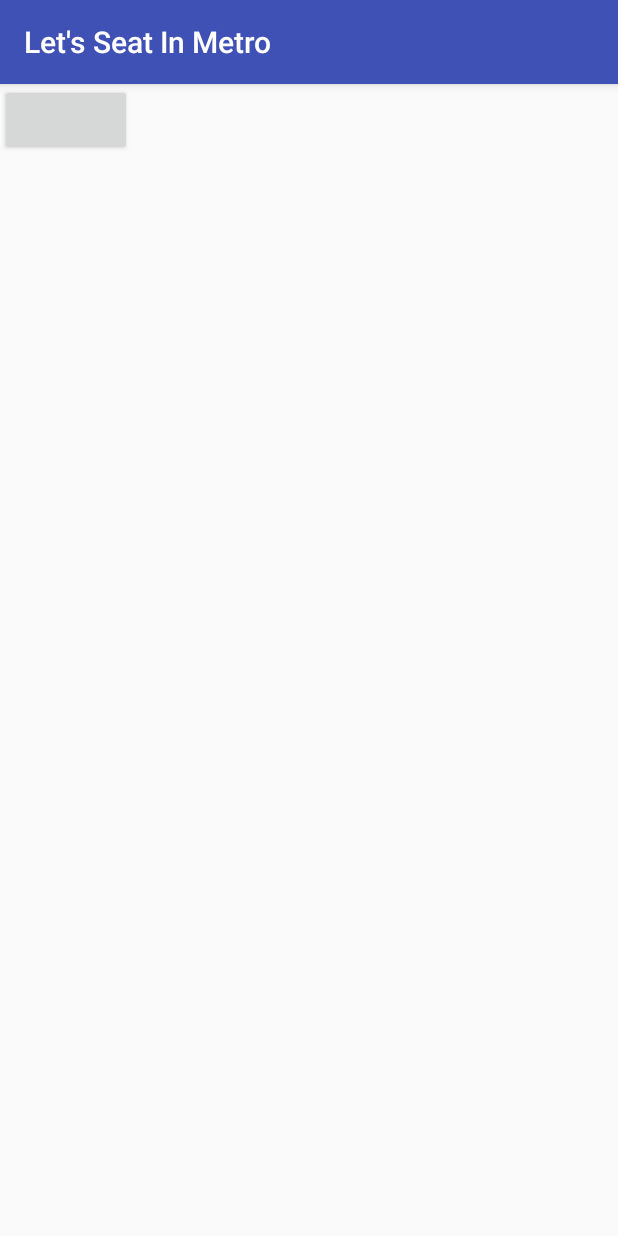
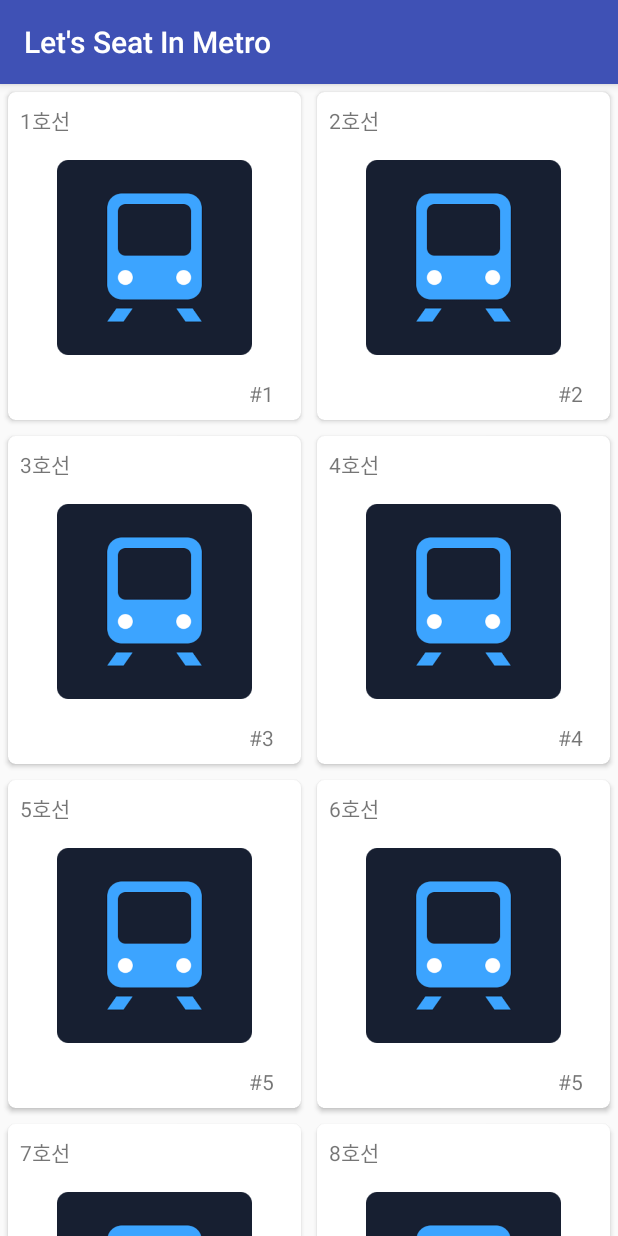
Before and after one commit to zakartayo/LetsSeatInMetro, an Android app: the screen it shows after launch (MainActivity), on a phone screen of 412 x 824 dp. Run offline under Robolectric (Android 15) with nearby library versions, the phone set to English and light mode, and no system bars.

Commit message:
이미지 넣어야 진행가능할듯. 두번째 커밋

```diff
--- a/app/build.gradle
+++ b/app/build.gradle
@@ -20,11 +20,11 @@ android {
 }
 
 dependencies {
-    implementation fileTree(dir: 'libs', include: ['*.jar'])
+    implementation fileTree(include: ['*.jar'], dir: 'libs')
     implementation 'com.android.support:appcompat-v7:26.1.0'
     implementation 'com.android.support.constraint:constraint-layout:1.0.2'
     testImplementation 'junit:junit:4.12'
     androidTestImplementation 'com.android.support.test:runner:1.0.1'
-
-
+    implementation 'com.android.support:recyclerview-v7:26.1.0'
+    implementation 'com.android.support:cardview-v7:26.1.0'
 }
--- a/app/src/main/AndroidManifest.xml
+++ b/app/src/main/AndroidManifest.xml
@@ -1,8 +1,10 @@
 <?xml version="1.0" encoding="utf-8"?>
 <manifest xmlns:android="http://schemas.android.com/apk/res/android"
     package="com.example.letsseatinmetro">
-    <uses-permission android:name="android.permission.INTERNET"/>
-    <uses-permission android:name="android.permission.ACCESS_NETWORK_STATE"/>
+
+    <uses-permission android:name="android.permission.INTERNET" />
+    <uses-permission android:name="android.permission.ACCESS_NETWORK_STATE" />
+
     <application
         android:allowBackup="true"
         android:icon="@mipmap/ic_launcher"
@@ -17,6 +19,7 @@
                 <category android:name="android.intent.category.LAUNCHER" />
             </intent-filter>
         </activity>
+        <activity android:name=".LineActivity"></activity>
     </application>
 
 </manifest>
--- /dev/null
+++ b/app/src/main/java/com/example/letsseatinmetro/LineActivity.java
@@ -0,0 +1,18 @@
+package com.example.letsseatinmetro;
+
+import android.content.Intent;
+import android.support.v7.app.AppCompatActivity;
+import android.os.Bundle;
+import android.widget.Toast;
+
+public class LineActivity extends AppCompatActivity {
+
+    @Override
+    protected void onCreate(Bundle savedInstanceState) {
+        super.onCreate(savedInstanceState);
+        setContentView(R.layout.activity_line);
+        Intent intent = getIntent();
+        Toast.makeText(getApplicationContext(),intent.getStringExtra("lineName") , Toast.LENGTH_LONG).show();
+
+    }
+}
--- a/app/src/main/java/com/example/letsseatinmetro/MainActivity.java
+++ b/app/src/main/java/com/example/letsseatinmetro/MainActivity.java
@@ -4,6 +4,9 @@ import android.app.ProgressDialog;
 import android.os.AsyncTask;
 import android.support.v7.app.AppCompatActivity;
 import android.os.Bundle;
+import android.support.v7.widget.GridLayoutManager;
+import android.support.v7.widget.LinearLayoutManager;
+import android.support.v7.widget.RecyclerView;
 import android.util.Log;
 import android.view.View;
 import android.widget.Button;
@@ -14,26 +17,49 @@ import org.json.JSONArray;
 import org.json.JSONObject;
 
 import java.lang.ref.WeakReference;
+import java.util.ArrayList;
 
 public class MainActivity extends AppCompatActivity {
-    public static TextView textView;
-    public Button btn;
-    public Remote remote;
+    //public static TextView textView;
+   // public Button btn;
     @Override
     protected void onCreate(Bundle savedInstanceState) {
         super.onCreate(savedInstanceState);
         setContentView(R.layout.activity_main);
-        remote = new Remote(getApplicationContext());
-        btn = (Button) findViewById(R.id.button);
-        textView = (TextView) findViewById(R.id.textView);
-        Log.d("aaa", "aaa");
 
+       /*btn = (Button) findViewById(R.id.button);
+        /extView = (TextView) findViewById(R.id.textView);
         btn.setOnClickListener(new View.OnClickListener() {
             @Override
             public void onClick(View v) {
                 getApi();
             }
-        });
+        });*/
+
+        RecyclerView recyclerView = (RecyclerView) findViewById(R.id.recyclerview);
+        GridLayoutManager layoutManager = new GridLayoutManager(getApplicationContext(),2);
+        recyclerView.setHasFixedSize(true);
+        recyclerView.setLayoutManager(layoutManager);
+
+        ArrayList<MainCardItem> items = new ArrayList<>();
+        MainCardItem[] item = new MainCardItem[10];
+        item[0] = new MainCardItem("1호선", R.drawable.metro, "#1");
+        item[1] = new MainCardItem("2호선",R.drawable.metro, "#2");
+        item[2] = new MainCardItem("3호선",R.drawable.metro, "#3");
+        item[3] = new MainCardItem("4호선",R.drawable.metro, "#4");
+        item[4] = new MainCardItem("5호선",R.drawable.metro, "#5");
+        item[5] = new MainCardItem("6호선",R.drawable.metro, "#5");
+        item[6] = new MainCardItem("7호선",R.drawable.metro, "#5");
+        item[7] = new MainCardItem("8호선",R.drawable.metro, "#5");
+        item[8] = new MainCardItem("9호선",R.drawable.metro, "#5");
+        item[9] = new MainCardItem("10호선",R.drawable.metro, "#5");
+
+
+        for (int i = 0; i < 10; i++) {
+            items.add(item[i]);
+        }
+
+        recyclerView.setAdapter(new MainRecyclerAdapter(getApplicationContext(), items, R.layout.activity_main));
     }
 
     public void getApi(){
@@ -69,7 +95,7 @@ public class MainActivity extends AppCompatActivity {
 
             }catch (Exception e ){}
 
-            textView.setText(sb.toString());
+            //textView.setText(sb.toString());
         }
 
         @Override
--- /dev/null
+++ b/app/src/main/java/com/example/letsseatinmetro/MainCardItem.java
@@ -0,0 +1,36 @@
+package com.example.letsseatinmetro;
+
+/**
+ * Created by Yong on 2018-03-03.
+ */
+
+public class MainCardItem {
+    private String lineName;
+    private int lineColor;
+    private String lineRange;
+
+    public MainCardItem(String lineName, int lineColor, String lineRange){
+        this.lineName = lineName;
+        this.lineColor = lineColor;
+        this.lineRange = lineRange;
+    }
+
+    public void setLineName(String lineName){
+        this.lineName = lineName;
+    }
+    public String getLineName(){
+        return this.lineName;
+    }
+    public void setLineColor(int lineColor){
+        this.lineColor = lineColor;
+    }
+    public int getLineColor(){
+        return this.lineColor;
+    }
+    public void setLineRange(String lineRange){
+        this.lineRange = lineRange;
+    }
+    public  String getLineRange(){
+        return this.lineRange;
+    }
+}
--- /dev/null
+++ b/app/src/main/java/com/example/letsseatinmetro/MainRecyclerAdapter.java
@@ -0,0 +1,72 @@
+package com.example.letsseatinmetro;
+
+import android.content.Context;
+import android.content.Intent;
+import android.support.v7.widget.CardView;
+import android.support.v7.widget.RecyclerView;
+import android.view.LayoutInflater;
+import android.view.View;
+import android.view.ViewGroup;
+import android.widget.ImageView;
+import android.widget.TextView;
+
+import java.util.ArrayList;
+
+/**
+ * Created by Yong on 2018-03-03.
+ */
+
+public class MainRecyclerAdapter extends RecyclerView.Adapter<MainRecyclerAdapter.ViewHolder> {
+    Context context;
+    ArrayList<MainCardItem> items;
+    int item_layout;
+
+    public MainRecyclerAdapter(Context context, ArrayList<MainCardItem> items, int item_layout) {
+        this.context = context;
+        this.items = items;
+        this.item_layout = item_layout;
+    }
+
+    @Override
+    public ViewHolder onCreateViewHolder(ViewGroup parent, int viewType) {
+        View v = LayoutInflater.from(parent.getContext()).inflate(R.layout.item_cardview, null);
+        return new ViewHolder(v);
+    }
+
+    @Override
+    public void onBindViewHolder(ViewHolder holder, int position) {
+        final MainCardItem item = items.get(position);
+
+        holder.lineColor.setImageResource(item.getLineColor());
+        holder.lineName.setText(item.getLineName());
+        holder.lineRange.setText(item.getLineRange());
+        holder.cardview.setOnClickListener(new View.OnClickListener() {
+            @Override
+            public void onClick(View v) {
+                Intent intent = new Intent(context, LineActivity.class);
+                intent.putExtra("lineName", item.getLineName());
+                context.startActivity(intent);
+            }
+        });
+    }
+
+    @Override
+    public int getItemCount() {
+        return this.items.size();
+    }
+
+    public class ViewHolder extends RecyclerView.ViewHolder {
+        ImageView lineColor;
+        TextView lineName;
+        TextView lineRange;
+        CardView cardview;
+
+        public ViewHolder(View itemView) {
+            super(itemView);
+            lineColor = (ImageView) itemView.findViewById(R.id.lineColor);
+            lineName = (TextView) itemView.findViewById(R.id.lineName);
+            lineRange = (TextView) itemView.findViewById(R.id.lineRange);
+            cardview = (CardView) itemView.findViewById(R.id.cardview);
+        }
+    }
+}
--- /dev/null
+++ b/app/src/main/res/layout/activity_line.xml
@@ -0,0 +1,9 @@
+<?xml version="1.0" encoding="utf-8"?>
+<android.support.constraint.ConstraintLayout xmlns:android="http://schemas.android.com/apk/res/android"
+    xmlns:app="http://schemas.android.com/apk/res-auto"
+    xmlns:tools="http://schemas.android.com/tools"
+    android:layout_width="match_parent"
+    android:layout_height="match_parent"
+    tools:context="com.example.letsseatinmetro.LineActivity">
+
+</android.support.constraint.ConstraintLayout>
--- a/app/src/main/res/layout/activity_main.xml
+++ b/app/src/main/res/layout/activity_main.xml
@@ -1,19 +1,12 @@
 <?xml version="1.0" encoding="utf-8"?>
-<LinearLayout xmlns:android="http://schemas.android.com/apk/res/android"
-    xmlns:app="http://schemas.android.com/apk/res-auto"
-    xmlns:tools="http://schemas.android.com/tools"
-    android:layout_width="match_parent"
+<RelativeLayout xmlns:android="http://schemas.android.com/apk/res/android"
+    xmlns:tools="http://schemas.android.com/tools" android:layout_width="match_parent"
     android:layout_height="match_parent"
-    android:orientation="vertical"
-    tools:context="com.example.letsseatinmetro.MainActivity">
+    tools:context=".MainActivity">
 
-    <Button
-        android:layout_width="wrap_content"
-        android:layout_height="wrap_content"
-        android:id="@+id/button"/>
-    <TextView
+    <android.support.v7.widget.RecyclerView
+        android:id="@+id/recyclerview"
         android:layout_width="match_parent"
-        android:layout_height="wrap_content"
-        android:id="@+id/textView"/>
+        android:layout_height="match_parent"/>
 
-</LinearLayout>
+</RelativeLayout>
--- /dev/null
+++ b/app/src/main/res/layout/item_cardview.xml
@@ -0,0 +1,43 @@
+<?xml version="1.0" encoding="utf-8"?>
+<LinearLayout xmlns:android="http://schemas.android.com/apk/res/android"
+    xmlns:card_view="http://schemas.android.com/apk/res-auto"
+    android:layout_width="match_parent"
+    android:layout_height="match_parent"
+    android:orientation="vertical">
+
+    <android.support.v7.widget.CardView
+        android:id="@+id/cardview"
+        android:layout_width="match_parent"
+        android:layout_height="wrap_content"
+        android:layout_margin="5dp"
+        card_view:cardCornerRadius="5dp">
+
+        <LinearLayout
+            android:layout_width="match_parent"
+            android:layout_height="wrap_content"
+            android:orientation="vertical">
+
+            <TextView
+                android:layout_width="match_parent"
+                android:layout_height="wrap_content"
+                android:id="@+id/lineName"
+                android:layout_margin="8dp"/>
+
+            <ImageView
+                android:id="@+id/lineColor"
+                android:layout_width="match_parent"
+                android:layout_height="130dp"
+                android:layout_margin="8dp"/>
+
+            <TextView
+                android:id="@+id/lineRange"
+                android:layout_width="match_parent"
+                android:layout_height="wrap_content"
+                android:layout_margin="8dp"
+                android:paddingRight="10dp"
+                android:gravity="end"/>
+
+        </LinearLayout>
+    </android.support.v7.widget.CardView>
+
+</LinearLayout>
```
Also changed, not shown: app/src/main/res/drawable-v24/metro.png (added).
